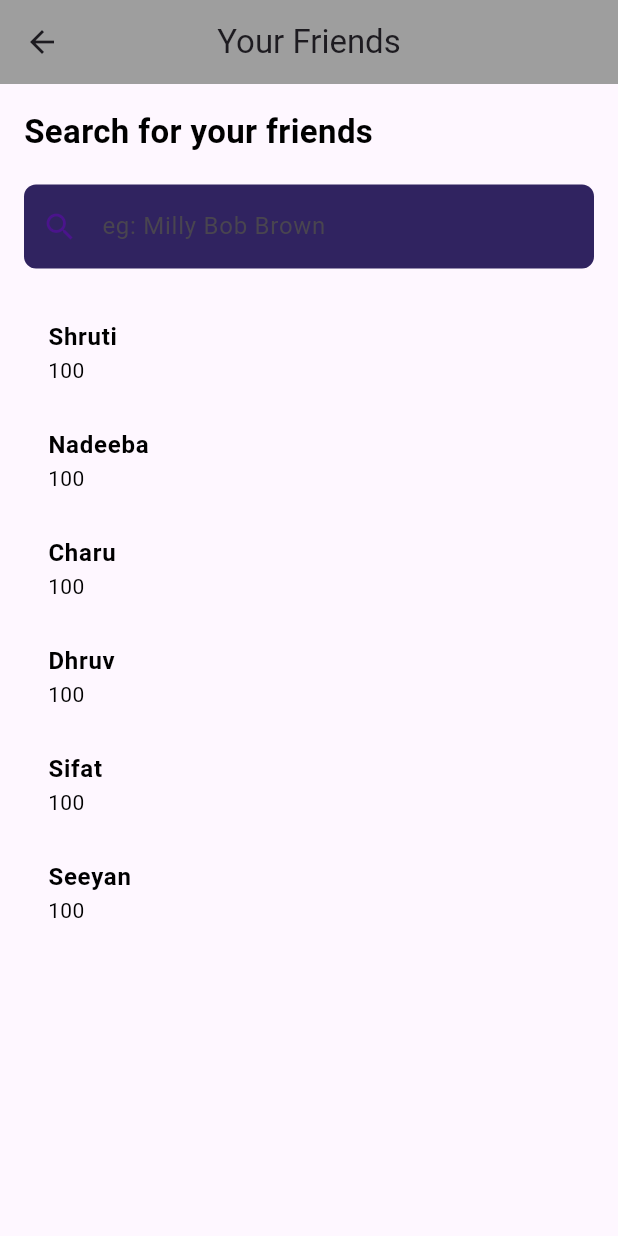
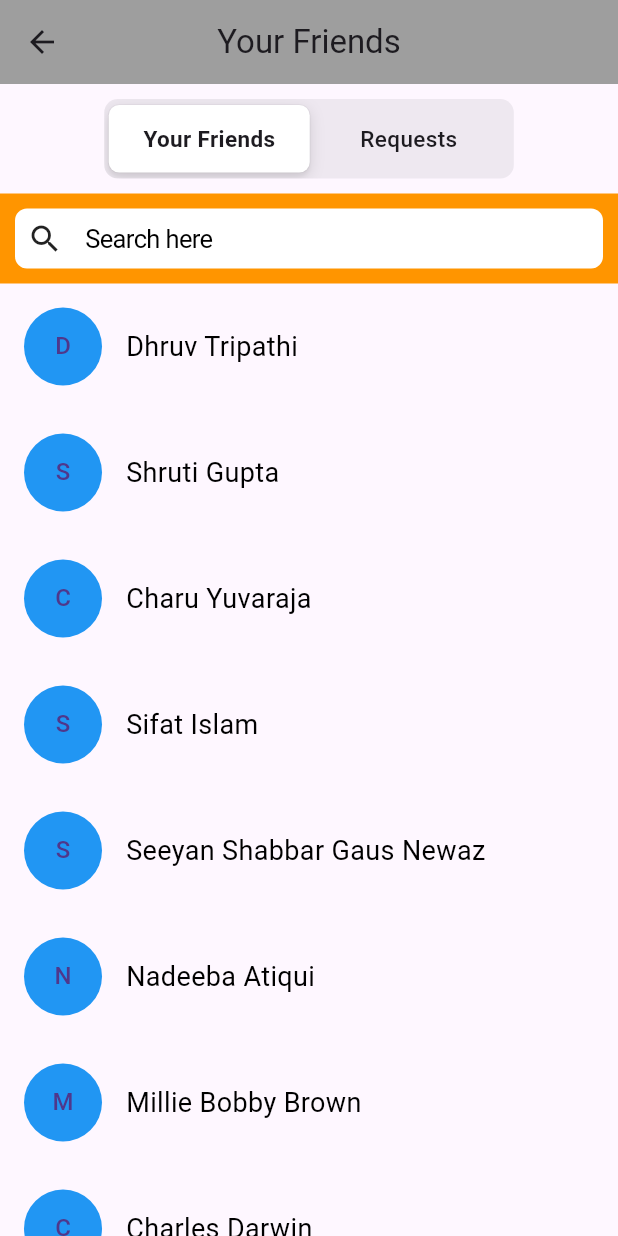
Before and after one commit to acm-projects/ExpertEvents, a Flutter app: the FriendsPage screen opened directly, on a phone screen of 412 x 824 dp. Run offline on Flutter 3.47's test engine with Material 3 defaults, Android fonts, the light colour scheme and no system bars; our stand-ins replace google_nav_bar, like_button.

Commit message:
Update friendsPage.dart

```diff
--- a/expert_events_flutter_project/lib/friendsPage.dart
+++ b/expert_events_flutter_project/lib/friendsPage.dart
@@ -1,81 +1,148 @@
+import 'package:flutter/cupertino.dart';
 import 'package:flutter/material.dart';
-import 'model/friend_model.dart';
+import 'package:myapp/requestPage.dart';
 
-class FriendsPage extends StatelessWidget {
+class FriendsPage extends StatefulWidget {
   FriendsPage({super.key});
 
-  static List<FriendModel> friend_list = [
-    FriendModel("Shruti", 100, "Frontend"),
-    FriendModel("Nadeeba", 100, "Project Manager"),
-    FriendModel("Charu", 100, "Backend"),
-    FriendModel("Dhruv", 100, "Frontend"),
-    FriendModel("Sifat", 100, "Fullstack"),
-    FriendModel("Seeyan", 100, "Backend"),
+  @override
+  _FriendsPageState createState() => _FriendsPageState();
+}
+
+class _FriendsPageState extends State<FriendsPage> {
+  final TextEditingController _textController =
+  TextEditingController(text: 'Search here');
+
+  List<String> allFriends = [
+    "Dhruv Tripathi",
+    "Shruti Gupta",
+    "Charu Yuvaraja",
+    "Sifat Islam",
+    "Seeyan Shabbar Gaus Newaz",
+    "Nadeeba Atiqui",
+    "Millie Bobby Brown",
+    "Charles Darwin",
+    "Abraham Lincoln",
   ];
 
-  final List<FriendModel> display_list = List.from(friend_list);
+  List<String> displayedFriends = [];
 
-  void updateList(String value) {}
+  @override
+  void initState() {
+    super.initState();
+    displayedFriends.addAll(allFriends);
+  }
+
+  void _searchFriends(String searchText) {
+    setState(() {
+      if (searchText.isEmpty) {
+        displayedFriends.clear();
+        displayedFriends.addAll(allFriends);
+      } else {
+        displayedFriends.clear();
+        displayedFriends.addAll(allFriends
+            .where((friend) =>
+            friend.toLowerCase().contains(searchText.toLowerCase()))
+            .toList());
+      }
+    });
+  }
+
+  Widget _buildAvatar(String fullName) {
+    // Return the widget containing the avatar and name
+    return Row(
+      //avatar and name on the left
+      children: [
+        Padding(
+          padding: EdgeInsets.all(16),
+          child: CircleAvatar(
+            radius: 26,
+            backgroundColor: Colors.blue,
+            child: Text(fullName.isNotEmpty ? fullName[0] : ''),
+          ),
+        ),
+        Text(
+          fullName,
+          style: TextStyle(
+            fontSize: 18,
+            color: Colors.black,
+          ),
+        ),
+      ],
+    );
+  }
+
+  int? groupValue = 0;
 
   @override
   Widget build(BuildContext context) {
     return Scaffold(
       appBar: AppBar(
-        title: Text("Your Friends"),
         backgroundColor: Colors.grey,
+        title: Text('Your Friends'),
         centerTitle: true,
       ),
-      body: Padding(
-        padding: EdgeInsets.all(16),
+      body: SingleChildScrollView(
         child: Column(
-          mainAxisAlignment: MainAxisAlignment.start,
-          crossAxisAlignment: CrossAxisAlignment.start,
           children: [
-            Text(
-              "Search for your friends",
-              style: TextStyle(
-                color: Colors.black,
-                fontSize: 22.0,
-                fontWeight: FontWeight.bold,
+            /* Cupertino Sliding Segmented Control */
+            Container(
+              alignment: Alignment.center,
+              padding: EdgeInsets.all(10),
+              child: CupertinoSlidingSegmentedControl<int>(
+                padding: EdgeInsets.all(4),
+                groupValue: groupValue,
+                children: {
+                  0: buildSegment('Your Friends'),
+                  1: buildSegment("Requests"),
+                },
+                onValueChanged: (groupValue) {
+                  setState(() => this.groupValue = groupValue);
+                  if (groupValue == 1) {
+                    Navigator.push(
+                      context,
+                      MaterialPageRoute(builder: (context) => RequestPage()),
+                    );
+                  }
+                },
               ),
             ),
-            SizedBox(
-              height: 20.0,
-            ),
-            TextField(
-              style: TextStyle(
-                color: Colors.white,
-              ),
-              decoration: InputDecoration(
-                filled: true,
-                fillColor: Color(0xff302360),
-                border: OutlineInputBorder(
-                  borderRadius: BorderRadius.circular(8.0),
-                  borderSide: BorderSide.none,
-                ),
-                hintText: "eg: Milly Bob Brown",
-                prefixIcon: Icon(Icons.search),
-                prefixIconColor: Colors.purple.shade900,
-              ),
-            ),
-            SizedBox(height: 20.0,),
-            Expanded(
-              child: ListView.builder(
-                itemCount: display_list.length,
-                itemBuilder: (context, index) => ListTile(
-                  title: Text(
-                    display_list[index].name!,
-                    style: TextStyle(
-                      color: Colors.black,
-                      fontWeight: FontWeight.bold,
+            /* ---------------------------------- */
+            GestureDetector(
+              onTap: () {
+                // When tapped, give focus to the text field
+                FocusScope.of(context).requestFocus(FocusNode());
+              },
+              child: Column(
+                children: [
+                  Container(
+                    color: CupertinoColors.systemOrange,
+                    padding: const EdgeInsets.all(10.0),
+                    child: Center(
+                      child: CupertinoTextField(
+                        controller: _textController,
+                        onChanged: _searchFriends,
+                        placeholder: 'Search here',
+                        decoration: BoxDecoration(
+                          color: Colors.white,
+                          borderRadius: BorderRadius.circular(8.0),
+                        ),
+                        prefix: Padding(
+                          padding: EdgeInsets.all(8.0),
+                          child: Icon(Icons.search),
+                        ),
+                      ),
                     ),
                   ),
-                  subtitle: Text('${display_list[index].age!}',
-                  style: TextStyle(
-                    color: Colors.black,
+                  ListView.builder(
+                    shrinkWrap: true,
+                    physics: NeverScrollableScrollPhysics(),
+                    itemCount: displayedFriends.length,
+                    itemBuilder: (context, index) {
+                      return _buildAvatar(displayedFriends[index]);
+                    },
                   ),
-                  ),
-                ),
+                ],
               ),
             ),
           ],
@@ -83,4 +150,15 @@ class FriendsPage extends StatelessWidget {
       ),
     );
   }
+
+  Widget buildSegment(String text) {
+    return Padding(
+      padding: const EdgeInsets.all(12),
+      child: Text(
+        text,
+        style: TextStyle(fontSize: 15,
+        ),
+      ),
+    );
+  }
 }
```
